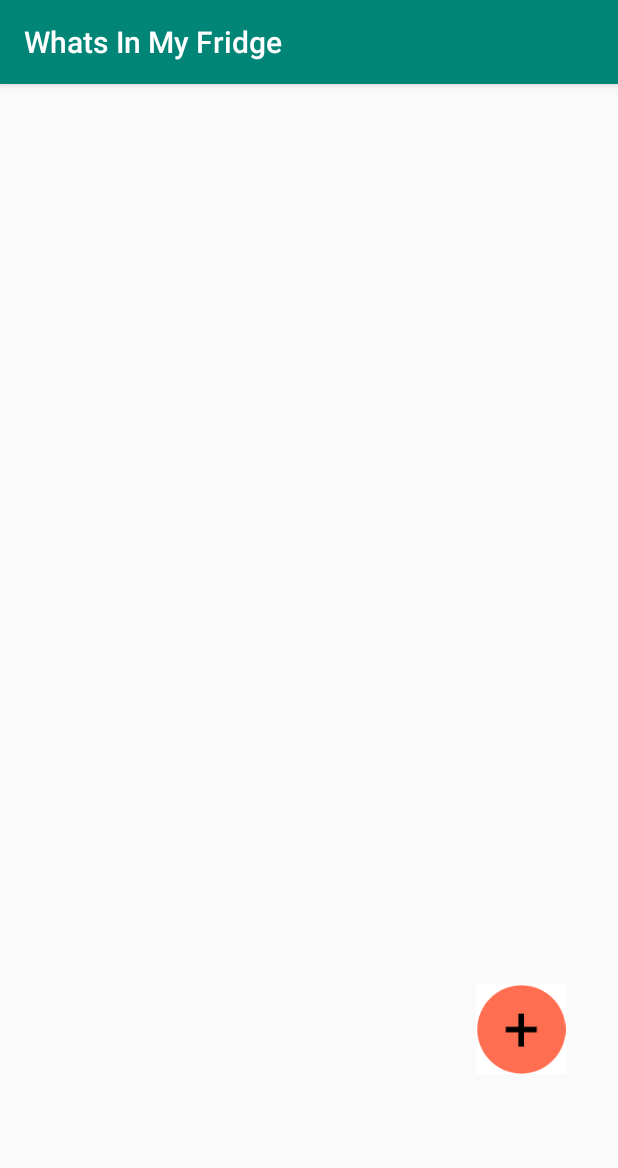
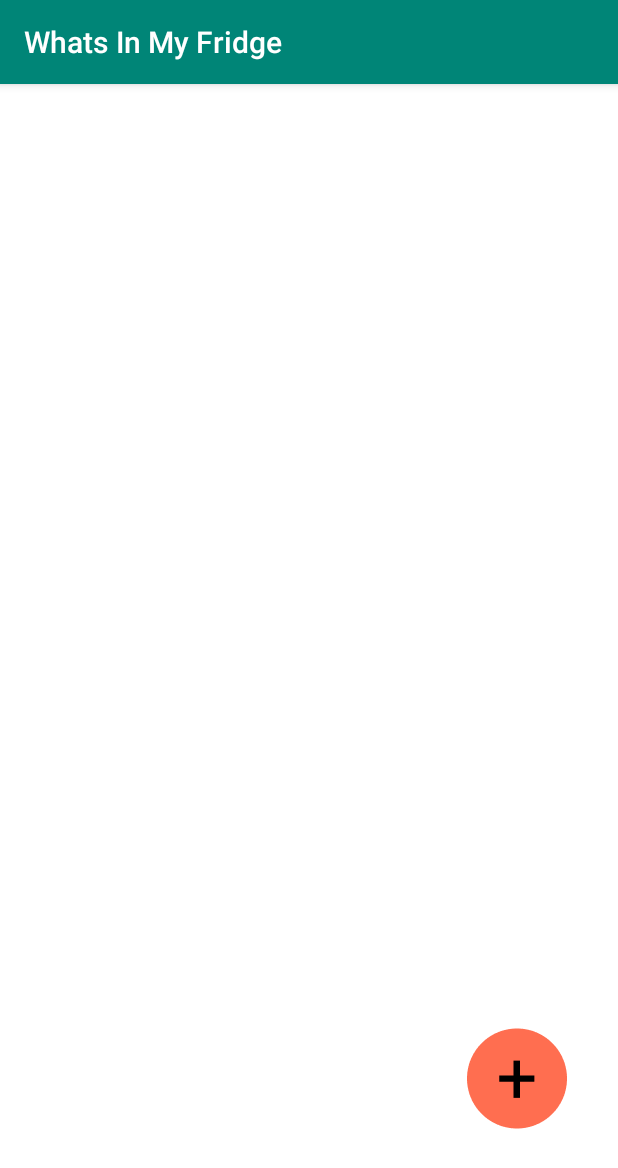
Before and after one commit to simrit-nijjar/food-inventory-app, an Android app: the screen it shows after launch (MainActivity), on a phone screen of 412 x 824 dp. Shown: the top 1168 px of the screen. Run offline under Robolectric (Android 15) with nearby library versions, the phone set to English and light mode, and no system bars.

Commit message:
Made the Add Food button on Main Activity work.

```diff
--- a/app/src/main/java/com/griffins/whatsinmyfridge/MainActivity.java
+++ b/app/src/main/java/com/griffins/whatsinmyfridge/MainActivity.java
@@ -6,10 +6,11 @@ import android.content.Intent;
 import android.os.Bundle;
 import android.view.View;
 import android.widget.Button;
+import android.widget.ImageButton;
 
 public class MainActivity extends AppCompatActivity {
 
-    private Button AddFood;
+    private ImageButton AddFood;
 
     @Override
     protected void onCreate(Bundle savedInstanceState) {
--- a/app/src/main/res/layout/activity_main.xml
+++ b/app/src/main/res/layout/activity_main.xml
@@ -4,26 +4,30 @@
     xmlns:tools="http://schemas.android.com/tools"
     android:layout_width="match_parent"
     android:layout_height="match_parent"
+    android:background="#FFFFFF"
+    android:backgroundTint="#FFFFFF"
     tools:context=".MainActivity">
 
-    <Button
+    <ImageButton
         android:id="@+id/addFood"
-        android:layout_width="60dp"
-        android:layout_height="60dp"
+        android:layout_width="wrap_content"
+        android:layout_height="wrap_content"
         android:layout_marginStart="317dp"
         android:layout_marginTop="600dp"
-        android:visibility="invisible"
-        app:layout_constraintStart_toStartOf="parent"
-        app:layout_constraintTop_toTopOf="parent" />
-
-    <ImageView
-        android:id="@+id/imageView2"
-        android:layout_width="60dp"
-        android:layout_height="60dp"
-        android:layout_marginStart="317dp"
-        android:layout_marginTop="600dp"
+        android:layout_marginEnd="34dp"
+        android:layout_marginBottom="71dp"
+        android:adjustViewBounds="false"
+        android:background="#FFFFFF"
+        android:backgroundTint="#FFFFFF"
+        android:contentDescription="Plus Button"
+        android:cropToPadding="true"
+        android:scaleType="fitCenter"
+        app:layout_constraintBottom_toBottomOf="parent"
+        app:layout_constraintEnd_toEndOf="parent"
+        app:layout_constraintHorizontal_bias="1.0"
         app:layout_constraintStart_toStartOf="parent"
         app:layout_constraintTop_toTopOf="parent"
+        app:layout_constraintVertical_bias="1.0"
         app:srcCompat="@drawable/add_food_button" />
 
 </androidx.constraintlayout.widget.ConstraintLayout>
```
